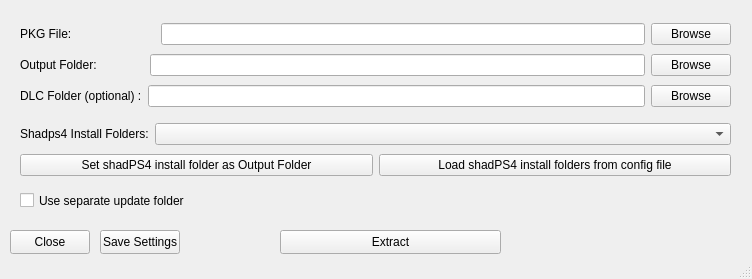
Muggle345/PKGInstall, file mainWindow.ui: the form before one commit.
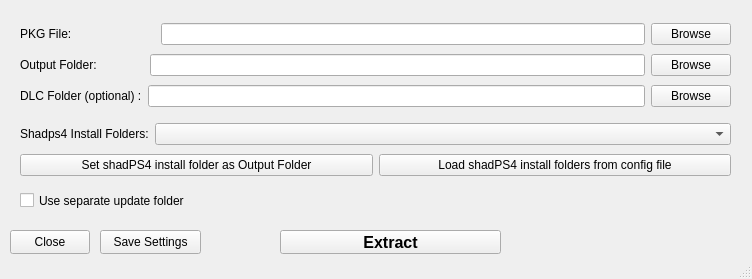
The form after the commit.

```diff
--- a/mainWindow.ui
+++ b/mainWindow.ui
@@ -129,6 +129,12 @@
       <height>24</height>
      </rect>
     </property>
+    <property name="font">
+     <font>
+      <pointsize>12</pointsize>
+      <bold>true</bold>
+     </font>
+    </property>
     <property name="text">
      <string>Extract</string>
     </property>
@@ -138,7 +144,7 @@
      <rect>
       <x>100</x>
       <y>230</y>
-      <width>80</width>
+      <width>101</width>
       <height>24</height>
      </rect>
     </property>
```
